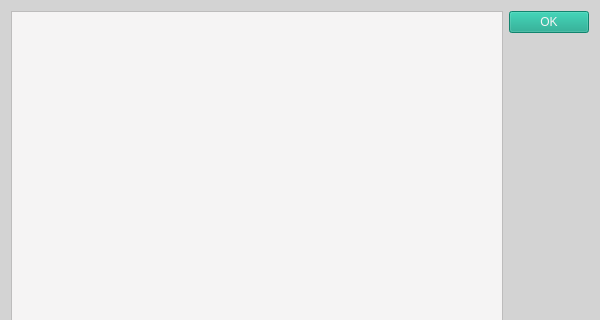
Above: ibridgesgui/ui_files/rescTree.ui from iBridges-for-iRODS/iBridges-GUI before the change; both pictures show x 0 to 600 and y 0 to 320 of the 600 by 464 pixel window. Below: the same form after it.
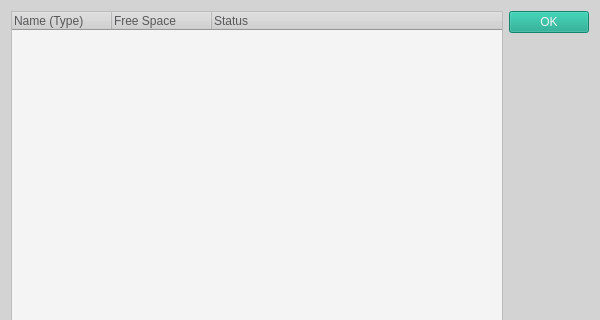
That is the form after the change.

What changed in the file:
```diff
--- a/ibridgesgui/ui_files/rescTree.ui
+++ b/ibridgesgui/ui_files/rescTree.ui
@@ -43,7 +43,23 @@
    <item>
     <layout class="QVBoxLayout" name="verticalLayout">
      <item>
-      <widget class="QTreeView" name="resc_view"/>
+      <widget class="QTreeWidget" name="resc_view">
+       <column>
+        <property name="text">
+         <string>Name (Type)</string>
+        </property>
+       </column>
+       <column>
+        <property name="text">
+         <string>Free Space</string>
+        </property>
+       </column>
+       <column>
+        <property name="text">
+         <string>Status</string>
+        </property>
+       </column>
+      </widget>
      </item>
      <item>
       <widget class="QLabel" name="error_label">
```
